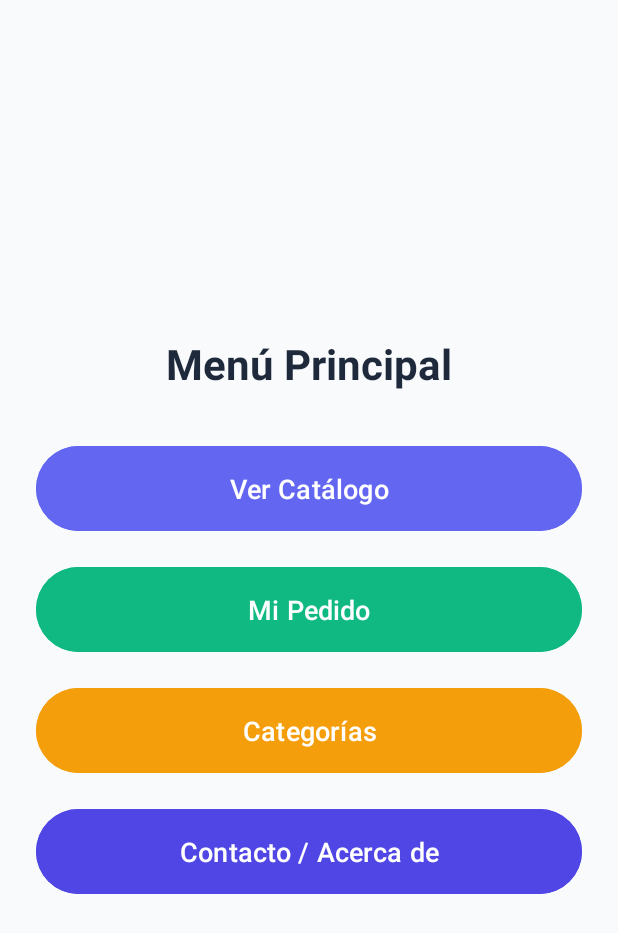
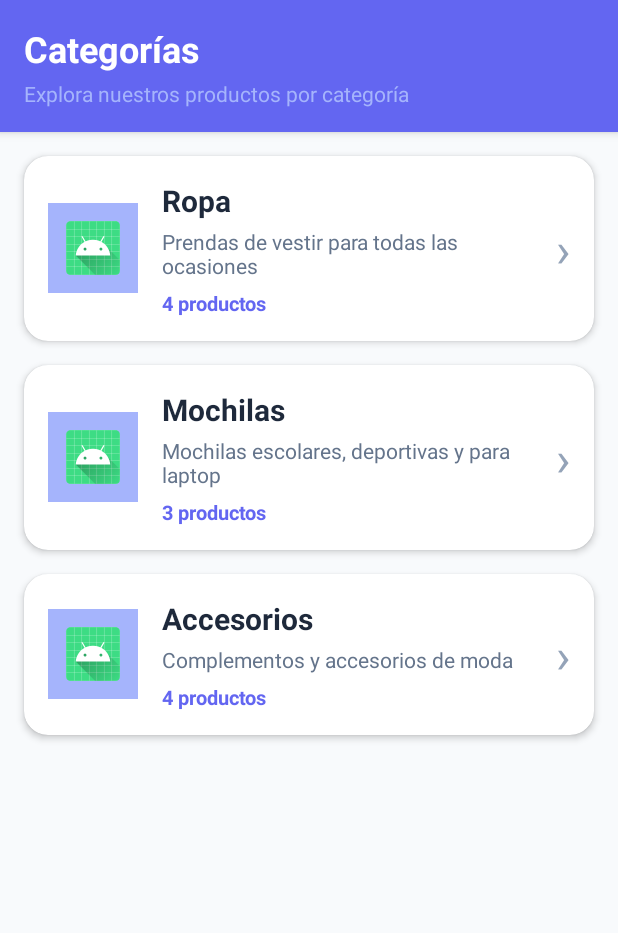
Before and after one commit to Ro-ob1/AppCatalogoDeProductos, an Android app: the screen it shows after launch (MainActivity before the commit, CategoriasActivity after it), after a tap on "Categorías", on a phone screen of 412 x 824 dp. Shown: the top 933 px of the screen. Run offline under Robolectric (Android 15) with nearby library versions, the phone set to English and light mode, and no system bars.

Commit message:
Pantalla: CategoriasActivity

```diff
--- a/app/src/main/AndroidManifest.xml
+++ b/app/src/main/AndroidManifest.xml
@@ -12,6 +12,10 @@
         android:supportsRtl="true"
         android:theme="@style/Theme.AppCatalagoDeProductos"
         tools:targetApi="31">
+        <activity
+            android:name=".CategoriasActivity"
+            android:exported="false"
+            android:parentActivityName=".MainActivity" />
         <activity
             android:name=".ResumenPedidoActivity"
             android:exported="false"
--- a/app/src/main/java/com/example/appcatalagodeproductos/CatalogoActivity.java
+++ b/app/src/main/java/com/example/appcatalagodeproductos/CatalogoActivity.java
@@ -257,6 +257,13 @@ public class CatalogoActivity extends AppCompatActivity {
             }
         }
         adapter.actualizarLista(listaProductosFiltrada);
+
+        // Verificar si se recibió un filtro de categoría
+        Intent intent = getIntent();
+        if (intent != null && intent.hasExtra("categoria_filtro")) {
+            String categoriaFiltro = intent.getStringExtra("categoria_filtro");
+            aplicarFiltroCategoriaInicial(categoriaFiltro);
+        }
     }
 
     private void filtrarProductos(String texto) {
@@ -301,4 +308,26 @@ public class CatalogoActivity extends AppCompatActivity {
         }
         return productos;
     }
+
+    private void aplicarFiltroCategoriaInicial(String categoria) {
+        // Buscar la posición de la categoría en el spinner
+        int posicion = 0;
+        switch (categoria) {
+            case "Ropa":
+                posicion = 1;
+                break;
+            case "Mochilas":
+                posicion = 2;
+                break;
+            case "Accesorios":
+                posicion = 3;
+                break;
+            default:
+                posicion = 0; // Todas
+                break;
+        }
+
+        // Seleccionar la categoría en el spinner
+        spinnerCategorias.setSelection(posicion);
+    }
 }
--- /dev/null
+++ b/app/src/main/java/com/example/appcatalagodeproductos/Categoria.java
@@ -0,0 +1,47 @@
+package com.example.appcatalagodeproductos;
+
+public class Categoria {
+    private String nombre;
+    private String descripcion;
+    private int imagenResId;
+    private int cantidadProductos;
+
+    public Categoria(String nombre, String descripcion, int imagenResId, int cantidadProductos) {
+        this.nombre = nombre;
+        this.descripcion = descripcion;
+        this.imagenResId = imagenResId;
+        this.cantidadProductos = cantidadProductos;
+    }
+
+    public String getNombre() {
+        return nombre;
+    }
+
+    public void setNombre(String nombre) {
+        this.nombre = nombre;
+    }
+
+    public String getDescripcion() {
+        return descripcion;
+    }
+
+    public void setDescripcion(String descripcion) {
+        this.descripcion = descripcion;
+    }
+
+    public int getImagenResId() {
+        return imagenResId;
+    }
+
+    public void setImagenResId(int imagenResId) {
+        this.imagenResId = imagenResId;
+    }
+
+    public int getCantidadProductos() {
+        return cantidadProductos;
+    }
+
+    public void setCantidadProductos(int cantidadProductos) {
+        this.cantidadProductos = cantidadProductos;
+    }
+}
--- /dev/null
+++ b/app/src/main/java/com/example/appcatalagodeproductos/CategoriaAdapter.java
@@ -0,0 +1,71 @@
+package com.example.appcatalagodeproductos;
+
+import android.content.Context;
+import android.view.LayoutInflater;
+import android.view.View;
+import android.view.ViewGroup;
+import android.widget.ImageView;
+import android.widget.TextView;
+import androidx.recyclerview.widget.RecyclerView;
+import java.util.ArrayList;
+
+public class CategoriaAdapter extends RecyclerView.Adapter<CategoriaAdapter.CategoriaViewHolder> {
+
+    private Context context;
+    private ArrayList<Categoria> listaCategorias;
+    private OnCategoriaClickListener listener;
+
+    public interface OnCategoriaClickListener {
+        void onCategoriaClick(Categoria categoria);
+    }
+
+    public CategoriaAdapter(Context context, ArrayList<Categoria> listaCategorias, OnCategoriaClickListener listener) {
+        this.context = context;
+        this.listaCategorias = listaCategorias;
+        this.listener = listener;
+    }
+
+    @Override
+    public CategoriaViewHolder onCreateViewHolder(ViewGroup parent, int viewType) {
+        View view = LayoutInflater.from(context).inflate(R.layout.item_categoria, parent, false);
+        return new CategoriaViewHolder(view);
+    }
+
+    @Override
+    public void onBindViewHolder(CategoriaViewHolder holder, int position) {
+        Categoria categoria = listaCategorias.get(position);
+
+        holder.tvNombre.setText(categoria.getNombre());
+        holder.tvDescripcion.setText(categoria.getDescripcion());
+        holder.tvCantidad.setText(categoria.getCantidadProductos() +
+                (categoria.getCantidadProductos() == 1 ? " producto" : " productos"));
+        holder.ivCategoria.setImageResource(categoria.getImagenResId());
+
+        holder.itemView.setOnClickListener(new View.OnClickListener() {
+            @Override
+            public void onClick(View v) {
+                if (listener != null) {
+                    listener.onCategoriaClick(categoria);
+                }
+            }
+        });
+    }
+
+    @Override
+    public int getItemCount() {
+        return listaCategorias.size();
+    }
+
+    public static class CategoriaViewHolder extends RecyclerView.ViewHolder {
+        ImageView ivCategoria;
+        TextView tvNombre, tvDescripcion, tvCantidad;
+
+        public CategoriaViewHolder(View itemView) {
+            super(itemView);
+            ivCategoria = itemView.findViewById(R.id.ivCategoria);
+            tvNombre = itemView.findViewById(R.id.tvNombreCategoria);
+            tvDescripcion = itemView.findViewById(R.id.tvDescripcionCategoria);
+            tvCantidad = itemView.findViewById(R.id.tvCantidadProductos);
+        }
+    }
+}
--- /dev/null
+++ b/app/src/main/java/com/example/appcatalagodeproductos/CategoriasActivity.java
@@ -0,0 +1,70 @@
+package com.example.appcatalagodeproductos;
+
+import android.content.Intent;
+import android.os.Bundle;
+import android.widget.Toast;
+import androidx.appcompat.app.AppCompatActivity;
+import androidx.recyclerview.widget.LinearLayoutManager;
+import androidx.recyclerview.widget.RecyclerView;
+import java.util.ArrayList;
+
+public class CategoriasActivity extends AppCompatActivity {
+
+    private RecyclerView recyclerViewCategorias;
+    private CategoriaAdapter adapter;
+    private ArrayList<Categoria> listaCategorias;
+
+    @Override
+    protected void onCreate(Bundle savedInstanceState) {
+        super.onCreate(savedInstanceState);
+        setContentView(R.layout.activity_categorias);
+
+        recyclerViewCategorias = findViewById(R.id.recyclerViewCategorias);
+        recyclerViewCategorias.setLayoutManager(new LinearLayoutManager(this));
+        recyclerViewCategorias.setHasFixedSize(true);
+
+        cargarCategorias();
+
+        adapter = new CategoriaAdapter(this, listaCategorias, new CategoriaAdapter.OnCategoriaClickListener() {
+            @Override
+            public void onCategoriaClick(Categoria categoria) {
+                abrirCatalogoFiltrado(categoria.getNombre());
+            }
+        });
+        recyclerViewCategorias.setAdapter(adapter);
+    }
+
+    private void cargarCategorias() {
+        listaCategorias = new ArrayList<>();
+
+        // Categoría: Ropa
+        listaCategorias.add(new Categoria(
+                "Ropa",
+                "Prendas de vestir para todas las ocasiones",
+                R.mipmap.ic_launcher,
+                4  // Cantidad de productos en esta categoría
+        ));
+
+        // Categoría: Mochilas
+        listaCategorias.add(new Categoria(
+                "Mochilas",
+                "Mochilas escolares, deportivas y para laptop",
+                R.mipmap.ic_launcher,
+                3  // Cantidad de productos en esta categoría
+        ));
+
+        // Categoría: Accesorios
+        listaCategorias.add(new Categoria(
+                "Accesorios",
+                "Complementos y accesorios de moda",
+                R.mipmap.ic_launcher,
+                4  // Cantidad de productos en esta categoría
+        ));
+    }
+
+    private void abrirCatalogoFiltrado(String categoria) {
+        Intent intent = new Intent(CategoriasActivity.this, CatalogoActivity.class);
+        intent.putExtra("categoria_filtro", categoria);
+        startActivity(intent);
+    }
+}
--- a/app/src/main/java/com/example/appcatalagodeproductos/MainActivity.java
+++ b/app/src/main/java/com/example/appcatalagodeproductos/MainActivity.java
@@ -42,8 +42,8 @@ public class MainActivity extends AppCompatActivity {
         btnCategorias.setOnClickListener(new View.OnClickListener() {
             @Override
             public void onClick(View v) {
-                Toast.makeText(MainActivity.this, "Categorías - Próximamente", Toast.LENGTH_SHORT).show();
-                // TODO: Navegar a CategoriasActivity
+                Intent intent = new Intent(MainActivity.this, CategoriasActivity.class);
+                startActivity(intent);
             }
         });
 
--- /dev/null
+++ b/app/src/main/res/layout/activity_categorias.xml
@@ -0,0 +1,44 @@
+<?xml version="1.0" encoding="utf-8"?>
+<LinearLayout xmlns:android="http://schemas.android.com/apk/res/android"
+    xmlns:app="http://schemas.android.com/apk/res-auto"
+    android:layout_width="match_parent"
+    android:layout_height="match_parent"
+    android:orientation="vertical"
+    android:background="@color/background">
+
+    <!-- Header -->
+    <LinearLayout
+        android:layout_width="match_parent"
+        android:layout_height="wrap_content"
+        android:orientation="vertical"
+        android:background="@color/primary"
+        android:padding="16dp"
+        android:elevation="4dp">
+
+        <TextView
+            android:layout_width="wrap_content"
+            android:layout_height="wrap_content"
+            android:text="Categorías"
+            android:textSize="24sp"
+            android:textStyle="bold"
+            android:textColor="@color/white" />
+
+        <TextView
+            android:layout_width="wrap_content"
+            android:layout_height="wrap_content"
+            android:text="Explora nuestros productos por categoría"
+            android:textSize="14sp"
+            android:textColor="@color/primary_light"
+            android:layout_marginTop="4dp" />
+
+    </LinearLayout>
+
+    <!-- RecyclerView de categorías -->
+    <androidx.recyclerview.widget.RecyclerView
+        android:id="@+id/recyclerViewCategorias"
+        android:layout_width="match_parent"
+        android:layout_height="match_parent"
+        android:padding="8dp"
+        app:layoutManager="androidx.recyclerview.widget.LinearLayoutManager" />
+
+</LinearLayout>
--- /dev/null
+++ b/app/src/main/res/layout/item_categoria.xml
@@ -0,0 +1,78 @@
+<?xml version="1.0" encoding="utf-8"?>
+<androidx.cardview.widget.CardView xmlns:android="http://schemas.android.com/apk/res/android"
+    xmlns:app="http://schemas.android.com/apk/res-auto"
+    android:layout_width="match_parent"
+    android:layout_height="wrap_content"
+    android:layout_margin="8dp"
+    app:cardCornerRadius="16dp"
+    app:cardElevation="3dp"
+    app:cardBackgroundColor="@color/card_background">
+
+    <LinearLayout
+        android:layout_width="match_parent"
+        android:layout_height="wrap_content"
+        android:orientation="horizontal"
+        android:padding="16dp"
+        android:gravity="center_vertical">
+
+        <!-- Icono/Imagen de la categoría -->
+        <ImageView
+            android:id="@+id/ivCategoria"
+            android:layout_width="60dp"
+            android:layout_height="60dp"
+            android:scaleType="centerCrop"
+            android:src="@mipmap/ic_launcher"
+            android:background="@color/primary_light"
+            android:padding="12dp"
+            android:contentDescription="Icono de categoría" />
+
+        <!-- Información de la categoría -->
+        <LinearLayout
+            android:layout_width="0dp"
+            android:layout_height="wrap_content"
+            android:layout_weight="1"
+            android:orientation="vertical"
+            android:layout_marginStart="16dp">
+
+            <TextView
+                android:id="@+id/tvNombreCategoria"
+                android:layout_width="wrap_content"
+                android:layout_height="wrap_content"
+                android:text="Categoría"
+                android:textSize="20sp"
+                android:textStyle="bold"
+                android:textColor="@color/text_primary" />
+
+            <TextView
+                android:id="@+id/tvDescripcionCategoria"
+                android:layout_width="wrap_content"
+                android:layout_height="wrap_content"
+                android:text="Descripción de la categoría"
+                android:textSize="14sp"
+                android:textColor="@color/text_secondary"
+                android:layout_marginTop="4dp" />
+
+            <TextView
+                android:id="@+id/tvCantidadProductos"
+                android:layout_width="wrap_content"
+                android:layout_height="wrap_content"
+                android:text="0 productos"
+                android:textSize="13sp"
+                android:textColor="@color/primary"
+                android:textStyle="bold"
+                android:layout_marginTop="6dp" />
+
+        </LinearLayout>
+
+        <!-- Icono de flecha -->
+        <TextView
+            android:layout_width="wrap_content"
+            android:layout_height="wrap_content"
+            android:text="›"
+            android:textSize="32sp"
+            android:textColor="@color/text_hint"
+            android:layout_marginStart="8dp" />
+
+    </LinearLayout>
+
+</androidx.cardview.widget.CardView>
```
